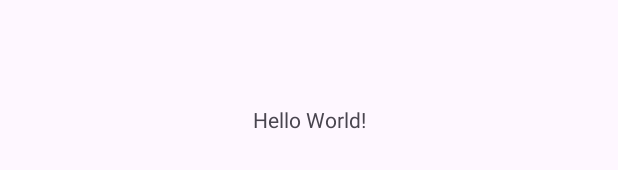
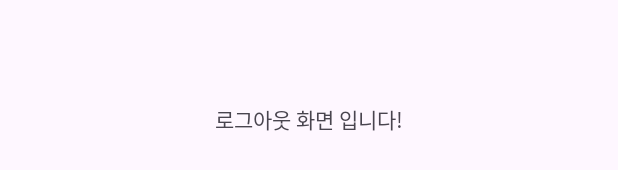
Before and after one commit to kys6737/AndroidProject, an Android app: the layout activity_main.xml on its own in the app's theme, with its tools: preview values and no code run, on a phone screen of 412 x 824 dp. Shown: the part 499-669 px from the top of the screen. Run offline under Robolectric (Android 15) with nearby library versions, the phone set to English and light mode, and no system bars.

Commit message:
commit합니다

```diff
--- a/app/src/main/java/com/example/androidproject/MainActivity.java
+++ b/app/src/main/java/com/example/androidproject/MainActivity.java
@@ -10,5 +10,6 @@ public class MainActivity extends AppCompatActivity {
     protected void onCreate(Bundle savedInstanceState) {
         super.onCreate(savedInstanceState);
         setContentView(R.layout.activity_main);
+        // master 화면입니다.
     }
 }
--- a/app/src/main/res/layout/activity_main.xml
+++ b/app/src/main/res/layout/activity_main.xml
@@ -9,7 +9,7 @@
     <TextView
         android:layout_width="wrap_content"
         android:layout_height="wrap_content"
-        android:text="Hello World!"
+        android:text="로그아웃 화면 입니다!"
         app:layout_constraintBottom_toBottomOf="parent"
         app:layout_constraintEnd_toEndOf="parent"
         app:layout_constraintStart_toStartOf="parent"
```
